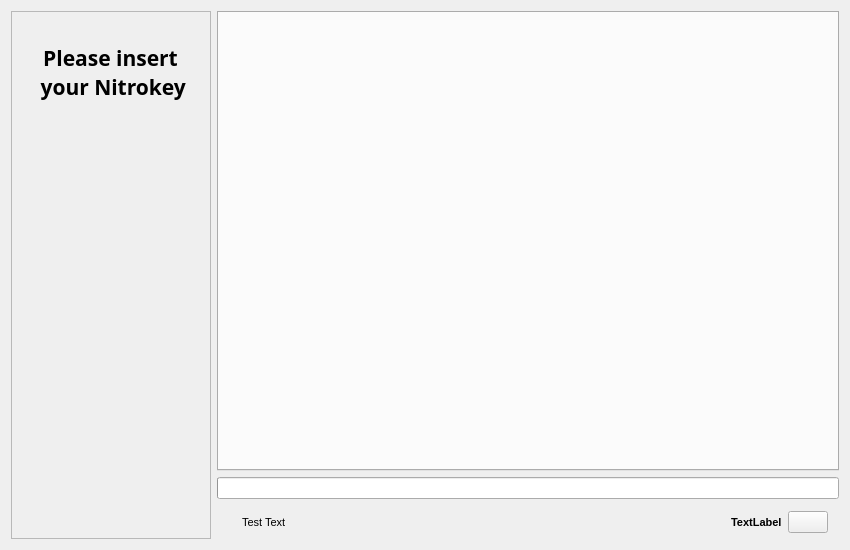
Nitrokey/nitrokey-app2, file nitrokeyapp/ui/mainwindow.ui: the form before one commit.
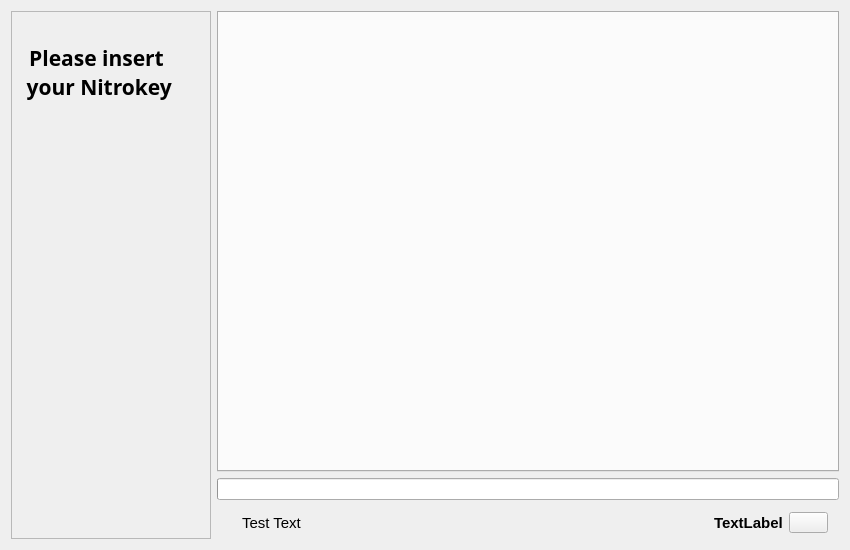
The form after the commit. Icons and pictures are not drawn.

Commit message: ui::mainwindow: increase info box to 11pt to avoid height change; lints

```diff
--- a/nitrokeyapp/ui/mainwindow.ui
+++ b/nitrokeyapp/ui/mainwindow.ui
@@ -124,7 +124,7 @@
            </property>
            <property name="font">
             <font>
-             <pointsize>8</pointsize>
+             <pointsize>11</pointsize>
             </font>
            </property>
            <property name="text">
@@ -152,7 +152,7 @@
           <widget class="QLabel" name="device_info">
            <property name="font">
             <font>
-             <pointsize>8</pointsize>
+             <pointsize>11</pointsize>
              <bold>true</bold>
             </font>
            </property>
@@ -169,6 +169,11 @@
              <verstretch>0</verstretch>
             </sizepolicy>
            </property>
+           <property name="font">
+            <font>
+             <pointsize>8</pointsize>
+            </font>
+           </property>
            <property name="text">
             <string/>
            </property>
@@ -179,7 +184,7 @@
       </layout>
      </widget>
     </item>
-    <item row="0" column="0" rowspan="3" alignment="Qt::AlignHCenter">
+    <item row="0" column="0" rowspan="3" alignment="">
      <widget class="QFrame" name="vertical_navigation">
       <property name="sizePolicy">
        <sizepolicy hsizetype="Fixed" vsizetype="Preferred">
@@ -209,7 +214,7 @@
        <property name="rightMargin">
         <number>9</number>
        </property>
-       <item alignment="Qt::AlignHCenter">
+       <item alignment="">
         <widget class="QLabel" name="main_logo">
          <property name="sizePolicy">
           <sizepolicy hsizetype="Fixed" vsizetype="Fixed">
@@ -237,7 +242,7 @@
          </property>
         </widget>
        </item>
-       <item alignment="Qt::AlignHCenter">
+       <item alignment="">
         <widget class="QLabel" name="label_insert_Nitrokey">
          <property name="sizePolicy">
           <sizepolicy hsizetype="Fixed" vsizetype="Preferred">
@@ -367,7 +372,7 @@
             </property>
            </widget>
           </item>
-          <item alignment="Qt::AlignHCenter">
+          <item alignment="">
            <widget class="QPushButton" name="btn_dial_help">
             <property name="sizePolicy">
              <sizepolicy hsizetype="Preferred" vsizetype="Fixed">
```
Left out of the diff: 44 changed lines with no effect on the pictures.
